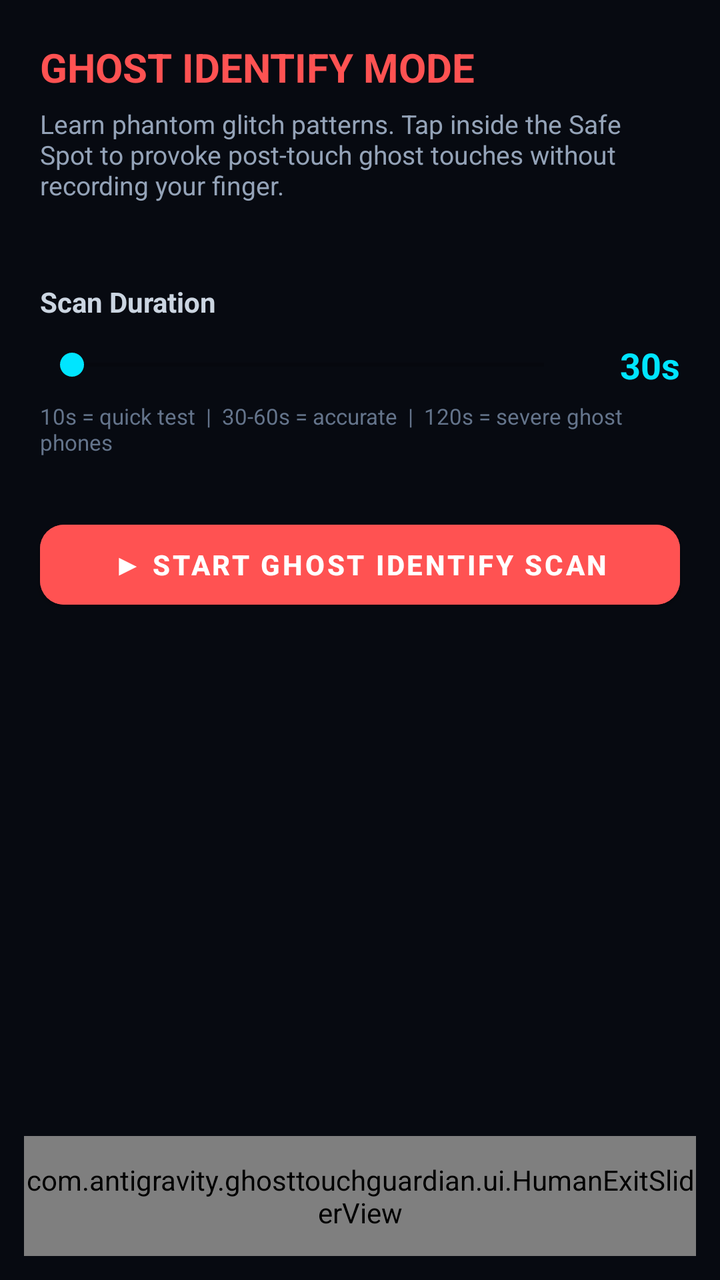
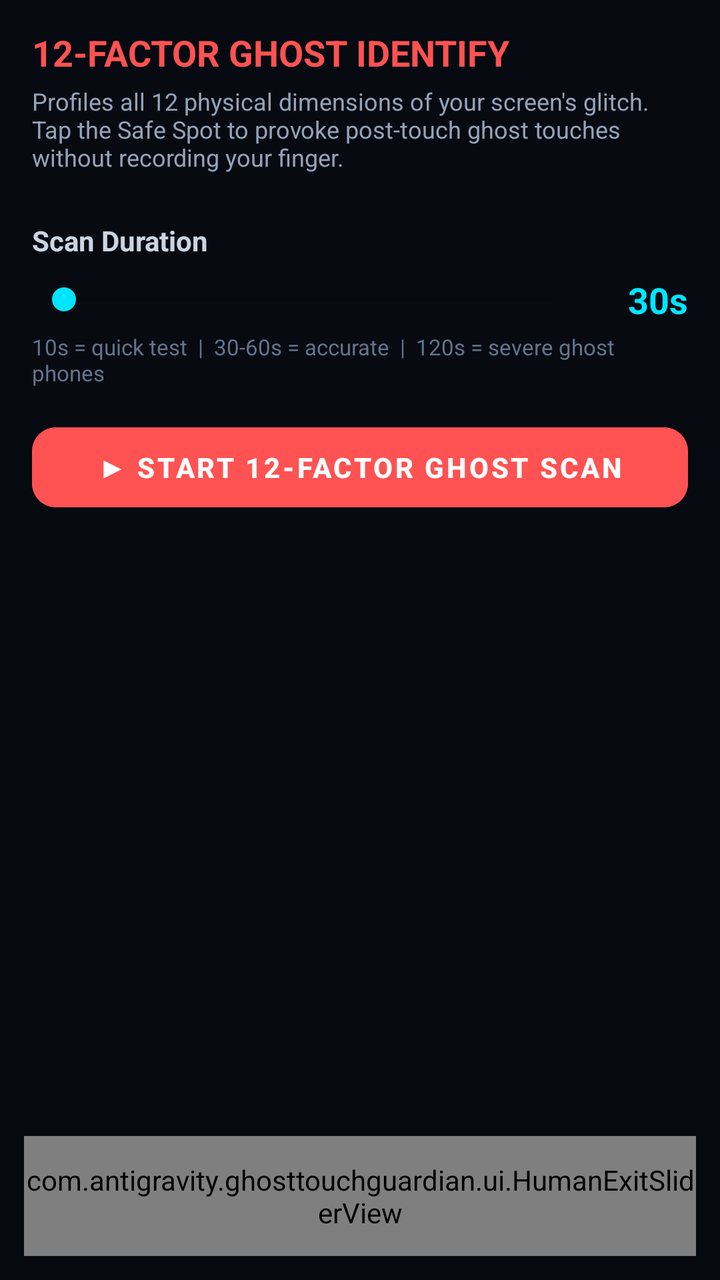

The first picture is an Android layout as it rendered before a commit; the second is the same layout after the commit. The layout source and the unified diff follow.
<!-- AndroidManifest.xml: activity theme Theme.GhostTouchGuardian.Fullscreen -->
<!-- res/layout/activity_ghost_identify.xml -->
<?xml version="1.0" encoding="utf-8"?>
<androidx.constraintlayout.widget.ConstraintLayout xmlns:android="http://schemas.android.com/apk/res/android"
    xmlns:app="http://schemas.android.com/apk/res-auto"
    android:layout_width="match_parent"
    android:layout_height="match_parent"
    android:background="#070A11">

    
    <LinearLayout
        android:id="@+id/identifyHeader"
        android:layout_width="match_parent"
        android:layout_height="wrap_content"
        android:orientation="vertical"
        android:padding="20dp"
        app:layout_constraintTop_toTopOf="parent">

        <TextView
            android:layout_width="wrap_content"
            android:layout_height="wrap_content"
            android:text="GHOST IDENTIFY MODE"
            android:textColor="#FF5252"
            android:textSize="20sp"
            android:textStyle="bold" />

        <TextView
            android:layout_width="match_parent"
            android:layout_height="wrap_content"
            android:layout_marginTop="6dp"
            android:text="Learn phantom glitch patterns. Tap inside the Safe Spot to provoke post-touch ghost touches without recording your finger."
            android:textColor="#94A3B8"
            android:textSize="13sp" />
    </LinearLayout>

    
    <LinearLayout
        android:id="@+id/scanTimeSetup"
        android:layout_width="match_parent"
        android:layout_height="wrap_content"
        android:orientation="vertical"
        android:padding="20dp"
        app:layout_constraintTop_toBottomOf="@+id/identifyHeader">

        <TextView
            android:layout_width="wrap_content"
            android:layout_height="wrap_content"
            android:text="Scan Duration"
            android:textColor="#CBD5E1"
            android:textSize="14sp"
            android:textStyle="bold" />

        <LinearLayout
            android:layout_width="match_parent"
            android:layout_height="wrap_content"
            android:layout_marginTop="10dp"
            android:gravity="center_vertical"
            android:orientation="horizontal">

            <SeekBar
                android:id="@+id/seekScanTime"
                android:layout_width="0dp"
                android:layout_height="wrap_content"
                android:layout_weight="1"
                android:thumbTint="#00E5FF"
                android:progressTint="#00E5FF" />

            <TextView
                android:id="@+id/tvSelectedTime"
                android:layout_width="52dp"
                android:layout_height="wrap_content"
                android:gravity="end"
                android:text="30s"
                android:textColor="#00E5FF"
                android:textSize="18sp"
                android:textStyle="bold" />
        </LinearLayout>

        <TextView
            android:layout_width="match_parent"
            android:layout_height="wrap_content"
            android:layout_marginTop="6dp"
            android:text="10s = quick test  |  30-60s = accurate  |  120s = severe ghost phones"
            android:textColor="#64748B"
            android:textSize="11sp" />
    </LinearLayout>

    <com.google.android.material.button.MaterialButton
        android:id="@+id/btnStartScan"
        android:layout_width="0dp"
        android:layout_height="52dp"
        android:layout_marginStart="20dp"
        android:layout_marginTop="8dp"
        android:layout_marginEnd="20dp"
        android:backgroundTint="#FF5252"
        android:text="▶ START GHOST IDENTIFY SCAN"
        android:textColor="#FFFFFF"
        android:textStyle="bold"
        app:cornerRadius="12dp"
        app:layout_constraintEnd_toEndOf="parent"
        app:layout_constraintStart_toStartOf="parent"
        app:layout_constraintTop_toBottomOf="@+id/scanTimeSetup" />

    
    <LinearLayout
        android:id="@+id/scanActivePanel"
        android:layout_width="match_parent"
        android:layout_height="0dp"
        android:gravity="center_horizontal"
        android:orientation="vertical"
        android:paddingStart="20dp"
        android:paddingEnd="20dp"
        android:paddingTop="8dp"
        android:paddingBottom="8dp"
        android:visibility="gone"
        app:layout_constraintBottom_toTopOf="@+id/humanExitSlider"
        app:layout_constraintEnd_toEndOf="parent"
        app:layout_constraintStart_toStartOf="parent"
        app:layout_constraintTop_toBottomOf="@+id/identifyHeader">

        <TextView
            android:layout_width="wrap_content"
            android:layout_height="wrap_content"
            android:text="SCANNING IN PROGRESS"
            android:textColor="#FF5252"
            android:textSize="12sp"
            android:textStyle="bold" />

        <TextView
            android:id="@+id/tvIdentifyCountdown"
            android:layout_width="wrap_content"
            android:layout_height="wrap_content"
            android:text="30"
            android:textColor="#00E5FF"
            android:textSize="60sp"
            android:textStyle="bold" />

        <TextView
            android:id="@+id/tvCapturedSamples"
            android:layout_width="wrap_content"
            android:layout_height="wrap_content"
            android:text="0 Ghost Samples Recorded"
            android:textColor="#FF5252"
            android:textSize="15sp"
            android:textStyle="bold" />

        <TextView
            android:id="@+id/tvLastFactor"
            android:layout_width="match_parent"
            android:layout_height="wrap_content"
            android:layout_marginTop="6dp"
            android:gravity="center"
            android:text="Waiting for ghost touches..."
            android:textColor="#64748B"
            android:textSize="11sp" />

        
        <com.google.android.material.card.MaterialCardView
            android:id="@+id/cardFingerSafeSpot"
            android:layout_width="match_parent"
            android:layout_height="wrap_content"
            android:layout_marginTop="14dp"
            app:cardBackgroundColor="#0B132B"
            app:cardCornerRadius="14dp"
            app:cardElevation="0dp"
            app:strokeColor="#22C55E"
            app:strokeWidth="1.5dp">

            <LinearLayout
                android:layout_width="match_parent"
                android:layout_height="wrap_content"
                android:gravity="center"
                android:orientation="vertical"
                android:padding="14dp">

                <TextView
                    android:id="@+id/tvSafeSpotTitle"
                    android:layout_width="wrap_content"
                    android:layout_height="wrap_content"
                    android:text="🛡️ FINGER SAFE SPOT (TAP HERE)"
                    android:textColor="#22C55E"
                    android:textSize="13sp"
                    android:textStyle="bold" />

                <TextView
                    android:id="@+id/tvSafeSpotDesc"
                    android:layout_width="wrap_content"
                    android:layout_height="wrap_content"
                    android:layout_marginTop="4dp"
                    android:gravity="center"
                    android:text="Tap your finger here to provoke post-touch ghost touches.\nTouches inside this green box are NEVER recorded as ghosts!"
                    android:textColor="#94A3B8"
                    android:textSize="11sp" />
            </LinearLayout>
        </com.google.android.material.card.MaterialCardView>
    </LinearLayout>

    
    <LinearLayout
        android:id="@+id/resultPanel"
        android:layout_width="match_parent"
        android:layout_height="wrap_content"
        android:orientation="vertical"
        android:padding="20dp"
        android:visibility="gone"
        app:layout_constraintBottom_toTopOf="@+id/humanExitSlider"
        app:layout_constraintEnd_toEndOf="parent"
        app:layout_constraintStart_toStartOf="parent"
        app:layout_constraintTop_toBottomOf="@+id/identifyHeader">

        <TextView
            android:layout_width="wrap_content"
            android:layout_height="wrap_content"
            android:text="IDENTIFY COMPLETE"
            android:textColor="#00E5FF"
            android:textSize="16sp"
            android:textStyle="bold" />

        <com.google.android.material.card.MaterialCardView
            android:layout_width="match_parent"
            android:layout_height="wrap_content"
            android:layout_marginTop="12dp"
            app:cardBackgroundColor="#0D1220"
            app:cardCornerRadius="12dp"
            app:cardElevation="0dp"
            app:strokeColor="#2A364F"
            app:strokeWidth="1dp">

            <TextView
                android:id="@+id/tvResultSummary"
                android:layout_width="match_parent"
                android:layout_height="wrap_content"
                android:padding="14dp"
                android:text=""
                android:textColor="#CBD5E1"
                android:textSize="13sp"
                android:lineSpacingExtra="4dp" />
        </com.google.android.material.card.MaterialCardView>

        <com.google.android.material.button.MaterialButton
            android:id="@+id/btnSaveFingerprint"
            android:layout_width="match_parent"
            android:layout_height="52dp"
            android:layout_marginTop="14dp"
            android:backgroundTint="#00E5FF"
            android:text="✅ SAVE GHOST FINGERPRINT &amp; ACTIVATE"
            android:textColor="#070A11"
            android:textStyle="bold"
            android:visibility="gone"
            app:cornerRadius="12dp" />

        <com.google.android.material.button.MaterialButton
            android:id="@+id/btnDiscardScan"
            style="@style/Widget.MaterialComponents.Button.OutlinedButton"
            android:layout_width="match_parent"
            android:layout_height="46dp"
            android:layout_marginTop="8dp"
            android:text="Discard &amp; Try Again"
            android:textColor="#64748B"
            app:cornerRadius="12dp"
            app:strokeColor="#334155" />
    </LinearLayout>

    
    <com.antigravity.ghosttouchguardian.ui.HumanExitSliderView
        android:id="@+id/humanExitSlider"
        android:layout_width="match_parent"
        android:layout_height="60dp"
        android:layout_marginStart="12dp"
        android:layout_marginEnd="12dp"
        android:layout_marginBottom="12dp"
        app:layout_constraintBottom_toBottomOf="parent"
        app:layout_constraintEnd_toEndOf="parent"
        app:layout_constraintStart_toStartOf="parent" />

</androidx.constraintlayout.widget.ConstraintLayout>
<!-- resources referenced by this layout -->
<resources>
  <style name="Theme.GhostTouchGuardian.Fullscreen" parent="Theme.GhostTouchGuardian">
          <item name="android:windowFullscreen">true</item>
          <item name="android:windowContentOverlay">@null</item>
      </style>
  <style name="Theme.GhostTouchGuardian" parent="Theme.MaterialComponents.DayNight.NoActionBar">
          <item name="colorPrimary">@color/accent_blue</item>
          <item name="colorPrimaryVariant">@color/accent_cyan</item>
          <item name="colorOnPrimary">@color/black</item>
          <item name="android:windowBackground">@color/amoled_black</item>
          <item name="android:statusBarColor">@color/amoled_black</item>
          <item name="android:navigationBarColor">@color/amoled_black</item>
      </style>
  <color name="accent_blue">#3D7EFE</color>
  <color name="accent_cyan">#00D2FF</color>
  <color name="black">#000000</color>
  <color name="amoled_black">#05070A</color>
</resources>

<!-- the commit's change to res/layout/activity_ghost_identify.xml (unified diff, before → after) -->
@@ -11,24 +11,27 @@
         android:layout_width="match_parent"
         android:layout_height="wrap_content"
         android:orientation="vertical"
-        android:padding="20dp"
+        android:paddingStart="16dp"
+        android:paddingEnd="16dp"
+        android:paddingTop="14dp"
+        android:paddingBottom="8dp"
         app:layout_constraintTop_toTopOf="parent">
 
         <TextView
             android:layout_width="wrap_content"
             android:layout_height="wrap_content"
-            android:text="GHOST IDENTIFY MODE"
+            android:text="12-FACTOR GHOST IDENTIFY"
             android:textColor="#FF5252"
-            android:textSize="20sp"
+            android:textSize="18sp"
             android:textStyle="bold" />
 
         <TextView
             android:layout_width="match_parent"
             android:layout_height="wrap_content"
-            android:layout_marginTop="6dp"
-            android:text="Learn phantom glitch patterns. Tap inside the Safe Spot to provoke post-touch ghost touches without recording your finger."
+            android:layout_marginTop="4dp"
+            android:text="Profiles all 12 physical dimensions of your screen's glitch. Tap the Safe Spot to provoke post-touch ghost touches without recording your finger."
             android:textColor="#94A3B8"
-            android:textSize="13sp" />
+            android:textSize="12sp" />
     </LinearLayout>
 
     
@@ -37,7 +40,7 @@
         android:layout_width="match_parent"
         android:layout_height="wrap_content"
         android:orientation="vertical"
-        android:padding="20dp"
+        android:padding="16dp"
         app:layout_constraintTop_toBottomOf="@+id/identifyHeader">
 
         <TextView
@@ -51,7 +54,7 @@
         <LinearLayout
             android:layout_width="match_parent"
             android:layout_height="wrap_content"
-            android:layout_marginTop="10dp"
+            android:layout_marginTop="8dp"
             android:gravity="center_vertical"
             android:orientation="horizontal">
 
@@ -77,187 +80,240 @@
         <TextView
             android:layout_width="match_parent"
             android:layout_height="wrap_content"
-            android:layout_marginTop="6dp"
+            android:layout_marginTop="4dp"
             android:text="10s = quick test  |  30-60s = accurate  |  120s = severe ghost phones"
             android:textColor="#64748B"
             android:textSize="11sp" />
+
+        <com.google.android.material.button.MaterialButton
+            android:id="@+id/btnStartScan"
+            android:layout_width="match_parent"
+            android:layout_height="52dp"
+            android:layout_marginTop="14dp"
+            android:backgroundTint="#FF5252"
+            android:text="▶ START 12-FACTOR GHOST SCAN"
+            android:textColor="#FFFFFF"
+            android:textStyle="bold"
+            app:cornerRadius="12dp" />
     </LinearLayout>
 
-    <com.google.android.material.button.MaterialButton
-        android:id="@+id/btnStartScan"
-        android:layout_width="0dp"
-        android:layout_height="52dp"
-        android:layout_marginStart="20dp"
-        android:layout_marginTop="8dp"
-        android:layout_marginEnd="20dp"
-        android:backgroundTint="#FF5252"
-        android:text="▶ START GHOST IDENTIFY SCAN"
-        android:textColor="#FFFFFF"
-        android:textStyle="bold"
-        app:cornerRadius="12dp"
-        app:layout_constraintEnd_toEndOf="parent"
-        app:layout_constraintStart_toStartOf="parent"
-        app:layout_constraintTop_toBottomOf="@+id/scanTimeSetup" />
-
-    
-    <LinearLayout
+    
+    <ScrollView
         android:id="@+id/scanActivePanel"
         android:layout_width="match_parent"
         android:layout_height="0dp"
-        android:gravity="center_horizontal"
-        android:orientation="vertical"
-        android:paddingStart="20dp"
-        android:paddingEnd="20dp"
-        android:paddingTop="8dp"
-        android:paddingBottom="8dp"
+        android:fillViewport="true"
         android:visibility="gone"
         app:layout_constraintBottom_toTopOf="@+id/humanExitSlider"
         app:layout_constraintEnd_toEndOf="parent"
         app:layout_constraintStart_toStartOf="parent"
         app:layout_constraintTop_toBottomOf="@+id/identifyHeader">
 
-        <TextView
-            android:layout_width="wrap_content"
-            android:layout_height="wrap_content"
-            android:text="SCANNING IN PROGRESS"
-            android:textColor="#FF5252"
-            android:textSize="12sp"
-            android:textStyle="bold" />
-
-        <TextView
-            android:id="@+id/tvIdentifyCountdown"
-            android:layout_width="wrap_content"
-            android:layout_height="wrap_content"
-            android:text="30"
-            android:textColor="#00E5FF"
-            android:textSize="60sp"
-            android:textStyle="bold" />
-
-        <TextView
-            android:id="@+id/tvCapturedSamples"
-            android:layout_width="wrap_content"
-            android:layout_height="wrap_content"
-            android:text="0 Ghost Samples Recorded"
-            android:textColor="#FF5252"
-            android:textSize="15sp"
-            android:textStyle="bold" />
-
-        <TextView
-            android:id="@+id/tvLastFactor"
-            android:layout_width="match_parent"
-            android:layout_height="wrap_content"
-            android:layout_marginTop="6dp"
-            android:gravity="center"
-            android:text="Waiting for ghost touches..."
-            android:textColor="#64748B"
-            android:textSize="11sp" />
-
-        
-        <com.google.android.material.card.MaterialCardView
-            android:id="@+id/cardFingerSafeSpot"
-            android:layout_width="match_parent"
-            android:layout_height="wrap_content"
-            android:layout_marginTop="14dp"
-            app:cardBackgroundColor="#0B132B"
-            app:cardCornerRadius="14dp"
-            app:cardElevation="0dp"
-            app:strokeColor="#22C55E"
-            app:strokeWidth="1.5dp">
+        <LinearLayout
+            android:layout_width="match_parent"
+            android:layout_height="wrap_content"
+            android:gravity="center_horizontal"
+            android:orientation="vertical"
+            android:paddingStart="16dp"
+            android:paddingEnd="16dp"
+            android:paddingTop="4dp"
+            android:paddingBottom="8dp">
 
             <LinearLayout
                 android:layout_width="match_parent"
                 android:layout_height="wrap_content"
-                android:gravity="center"
-                android:orientation="vertical"
-                android:padding="14dp">
+                android:gravity="center_vertical"
+                android:orientation="horizontal">
 
                 <TextView
-                    android:id="@+id/tvSafeSpotTitle"
+                    android:id="@+id/tvIdentifyCountdown"
                     android:layout_width="wrap_content"
                     android:layout_height="wrap_content"
-                    android:text="🛡️ FINGER SAFE SPOT (TAP HERE)"
-                    android:textColor="#22C55E"
-                    android:textSize="13sp"
+                    android:text="30s"
+                    android:textColor="#00E5FF"
+                    android:textSize="32sp"
                     android:textStyle="bold" />
 
-                <TextView
-                    android:id="@+id/tvSafeSpotDesc"
-                    android:layout_width="wrap_content"
-                    android:layout_height="wrap_content"
-                    android:layout_marginTop="4dp"
+                <LinearLayout
+                    android:layout_width="0dp"
+                    android:layout_height="wrap_content"
+                    android:layout_marginStart="14dp"
+                    android:layout_weight="1"
+                    android:orientation="vertical">
+
+                    <TextView
+                        android:id="@+id/tvCapturedSamples"
+                        android:layout_width="wrap_content"
+                        android:layout_height="wrap_content"
+                        android:text="0 Ghost Samples Captured"
+                        android:textColor="#FF5252"
+                        android:textSize="14sp"
+                        android:textStyle="bold" />
+
+                    <TextView
+                        android:id="@+id/tvLastFactor"
+                        android:layout_width="wrap_content"
+                        android:layout_height="wrap_content"
+                        android:layout_marginTop="2dp"
+                        android:text="Waiting for phantom touches..."
+                        android:textColor="#94A3B8"
+                        android:textSize="11sp" />
+                </LinearLayout>
+            </LinearLayout>
+
+            
+            <com.google.android.material.card.MaterialCardView
+                android:layout_width="match_parent"
+                android:layout_height="wrap_content"
+                android:layout_marginTop="10dp"
+                app:cardBackgroundColor="#0D1220"
+                app:cardCornerRadius="12dp"
+                app:cardElevation="0dp"
+                app:strokeColor="#1E293B"
+                app:strokeWidth="1dp">
+
+                <LinearLayout
+                    android:layout_width="match_parent"
+                    android:layout_height="wrap_content"
+                    android:orientation="vertical"
+                    android:padding="12dp">
+
+                    <TextView
+                        android:layout_width="wrap_content"
+                        android:layout_height="wrap_content"
+                        android:text="LIVE 12-FACTOR TELEMETRY MATRIX"
+                        android:textColor="#38BDF8"
+                        android:textSize="11sp"
+                        android:textStyle="bold" />
+
+                    <TextView
+                        android:id="@+id/tvFactorMatrix"
+                        android:layout_width="match_parent"
+                        android:layout_height="wrap_content"
+                        android:layout_marginTop="6dp"
+                        android:text="F1 Coordinates: —\nF2 Dwell Time: —\nF3 Contact Size: —\nF4 Accelerometer Impulse: —\nF5 Contact Pressure: —\nF6 History Depth: —\nF7 Hardware Clock Period: —\nF8 Post-Finger Latency: —\nF9 Kinematic Velocity: —\nF10 Ghost Confidence: —"
+                        android:textColor="#CBD5E1"
+                        android:textSize="11sp"
+                        android:lineSpacingExtra="3dp"
+                        android:fontFamily="monospace" />
+                </LinearLayout>
+            </com.google.android.material.card.MaterialCardView>
+
+            
+            <com.google.android.material.card.MaterialCardView
+                android:id="@+id/cardFingerSafeSpot"
+                android:layout_width="match_parent"
+                android:layout_height="wrap_content"
+                android:layout_marginTop="10dp"
+                app:cardBackgroundColor="#0B132B"
+                app:cardCornerRadius="14dp"
+                app:cardElevation="0dp"
+                app:strokeColor="#22C55E"
+                app:strokeWidth="1.5dp">
+
+                <LinearLayout
+                    android:layout_width="match_parent"
+                    android:layout_height="wrap_content"
                     android:gravity="center"
-                    android:text="Tap your finger here to provoke post-touch ghost touches.\nTouches inside this green box are NEVER recorded as ghosts!"
-                    android:textColor="#94A3B8"
-                    android:textSize="11sp" />
-            </LinearLayout>
-        </com.google.android.material.card.MaterialCardView>
-    </LinearLayout>
-
-    
-    <LinearLayout
+                    android:orientation="vertical"
+                    android:padding="12dp">
+
+                    <TextView
+                        android:id="@+id/tvSafeSpotTitle"
+                        android:layout_width="wrap_content"
+                        android:layout_height="wrap_content"
+                        android:text="🛡️ FINGER SAFE SPOT (TAP HERE)"
+                        android:textColor="#22C55E"
+                        android:textSize="13sp"
+                        android:textStyle="bold" />
+
+                    <TextView
+                        android:id="@+id/tvSafeSpotDesc"
+                        android:layout_width="wrap_content"
+                        android:layout_height="wrap_content"
+                        android:layout_marginTop="3dp"
+                        android:gravity="center"
+                        android:text="Tap your finger here to provoke post-touch ghost touches.\nTouches inside this green box are NEVER recorded as ghosts!"
+                        android:textColor="#94A3B8"
+                        android:textSize="11sp" />
+                </LinearLayout>
+            </com.google.android.material.card.MaterialCardView>
+
+        </LinearLayout>
+    </ScrollView>
+
+    
+    <ScrollView
         android:id="@+id/resultPanel"
         android:layout_width="match_parent"
-        android:layout_height="wrap_content"
-        android:orientation="vertical"
-        android:padding="20dp"
+        android:layout_height="0dp"
+        android:fillViewport="true"
         android:visibility="gone"
         app:layout_constraintBottom_toTopOf="@+id/humanExitSlider"
         app:layout_constraintEnd_toEndOf="parent"
         app:layout_constraintStart_toStartOf="parent"
         app:layout_constraintTop_toBottomOf="@+id/identifyHeader">
 
-        <TextView
-            android:layout_width="wrap_content"
-            android:layout_height="wrap_content"
-            android:text="IDENTIFY COMPLETE"
-            android:textColor="#00E5FF"
-            android:textSize="16sp"
-            android:textStyle="bold" />
-
-        <com.google.android.material.card.MaterialCardView
-            android:layout_width="match_parent"
-            android:layout_height="wrap_content"
-            android:layout_marginTop="12dp"
-            app:cardBackgroundColor="#0D1220"
-            app:cardCornerRadius="12dp"
-            app:cardElevation="0dp"
-            app:strokeColor="#2A364F"
-            app:strokeWidth="1dp">
+        <LinearLayout
+            android:layout_width="match_parent"
+            android:layout_height="wrap_content"
+            android:orientation="vertical"
+            android:padding="16dp">
 
             <TextView
-                android:id="@+id/tvResultSummary"
-                android:layout_width="match_parent"
-                android:layout_height="wrap_content"
-                android:padding="14dp"
-                android:text=""
-                android:textColor="#CBD5E1"
-                android:textSize="13sp"
-                android:lineSpacingExtra="4dp" />
-        </com.google.android.material.card.MaterialCardView>
-
-        <com.google.android.material.button.MaterialButton
-            android:id="@+id/btnSaveFingerprint"
-            android:layout_width="match_parent"
-            android:layout_height="52dp"
-            android:layout_marginTop="14dp"
-            android:backgroundTint="#00E5FF"
-            android:text="✅ SAVE GHOST FINGERPRINT &amp; ACTIVATE"
-            android:textColor="#070A11"
-            android:textStyle="bold"
-            android:visibility="gone"
-            app:cornerRadius="12dp" />
-
-        <com.google.android.material.button.MaterialButton
-            android:id="@+id/btnDiscardScan"
-            style="@style/Widget.MaterialComponents.Button.OutlinedButton"
-            android:layout_width="match_parent"
-            android:layout_height="46dp"
-            android:layout_marginTop="8dp"
-            android:text="Discard &amp; Try Again"
-            android:textColor="#64748B"
-            app:cornerRadius="12dp"
-            app:strokeColor="#334155" />
-    </LinearLayout>
+                android:layout_width="wrap_content"
+                android:layout_height="wrap_content"
+                android:text="12-FACTOR PROFILE IDENTIFIED"
+                android:textColor="#00E5FF"
+                android:textSize="16sp"
+                android:textStyle="bold" />
+
+            <com.google.android.material.card.MaterialCardView
+                android:layout_width="match_parent"
+                android:layout_height="wrap_content"
+                android:layout_marginTop="10dp"
+                app:cardBackgroundColor="#0D1220"
+                app:cardCornerRadius="12dp"
+                app:cardElevation="0dp"
+                app:strokeColor="#2A364F"
+                app:strokeWidth="1dp">
+
+                <TextView
+                    android:id="@+id/tvResultSummary"
+                    android:layout_width="match_parent"
+                    android:layout_height="wrap_content"
+                    android:padding="14dp"
+                    android:text=""
+                    android:textColor="#CBD5E1"
+                    android:textSize="12sp"
+                    android:lineSpacingExtra="4dp"
+                    android:fontFamily="monospace" />
+            </com.google.android.material.card.MaterialCardView>
+
+            <com.google.android.material.button.MaterialButton
+                android:id="@+id/btnSaveFingerprint"
+                android:layout_width="match_parent"
+                android:layout_height="52dp"
+                android:layout_marginTop="12dp"
+                android:backgroundTint="#00E5FF"
+                android:text="✅ SAVE 12-FACTOR FINGERPRINT &amp; ACTIVATE"
+                android:textColor="#070A11"
+                android:textStyle="bold"
+                android:visibility="gone"
+                app:cornerRadius="12dp" />
+
+            <com.google.android.material.button.MaterialButton
+                android:id="@+id/btnDiscardScan"
+                style="@style/Widget.MaterialComponents.Button.OutlinedButton"
+                android:layout_width="match_parent"
+                android:layout_height="46dp"
+                android:layout_marginTop="8dp"
+                android:text="Discard &amp; Try Again"
+                android:textColor="#64748B"
+                app:cornerRadius="12dp"
+                app:strokeColor="#334155" />
+        </LinearLayout>
+    </ScrollView>
 
     
     <com.antigravity.ghosttouchguardian.ui.HumanExitSliderView
